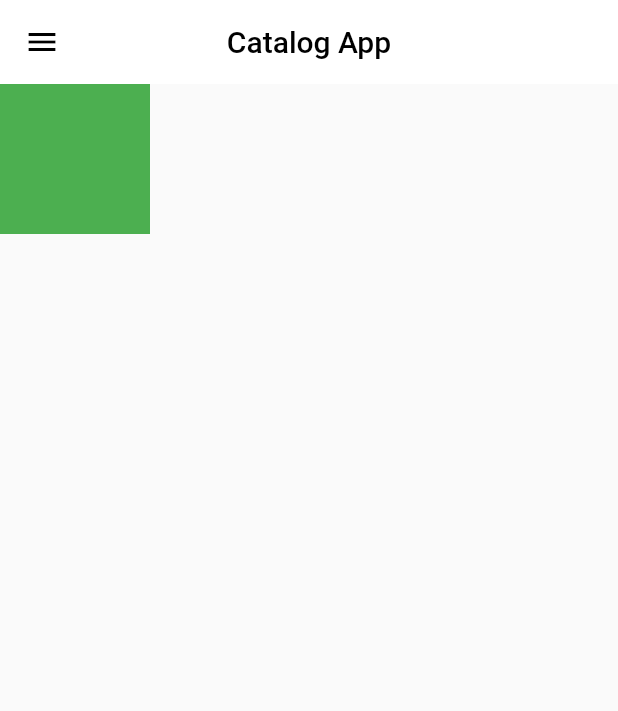
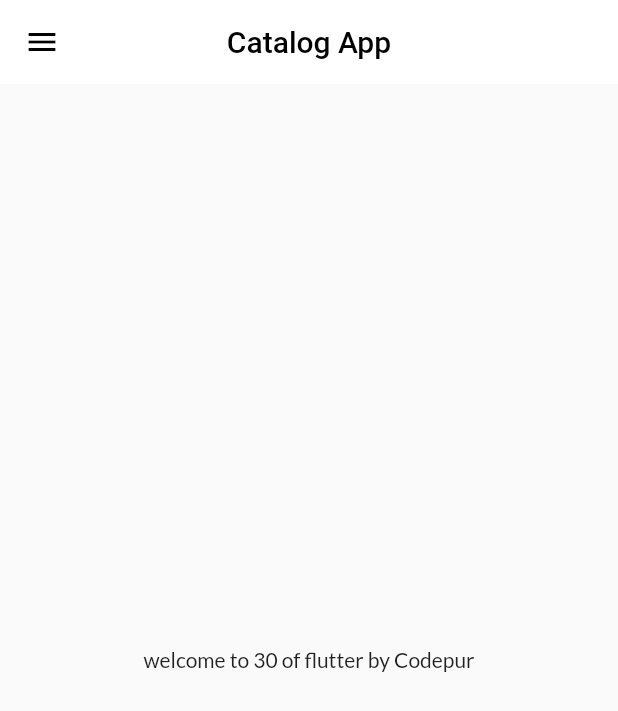
Before and after one commit to bobbysihalath/flutter_first, a Flutter app: the screen it shows after launch, on a phone screen of 412 x 824 dp. Shown: the top 711 px of the screen. Run offline on Flutter 3.47's test engine with Material 2 defaults, Android fonts, the phone set to English and light mode, and no system bars; our stand-ins replace google_fonts.

Commit message:
BuildContext | 3 Trees | Constrains Explained

```diff
--- a/lib/pages/home_page.dart
+++ b/lib/pages/home_page.dart
@@ -15,10 +15,10 @@ class HomePage extends StatelessWidget {
           style: TextStyle(color: Colors.black),
         ),
       ),
-      body: Container(
-        height: 100,
-        width: 100,
-        color: Colors.green,
+      body: Center(
+      child: Container(
+        child: Text("welcome to ${days} of flutter by ${name}"),
+      ),
       ),
       drawer: MyDrawer(),
     );
```
